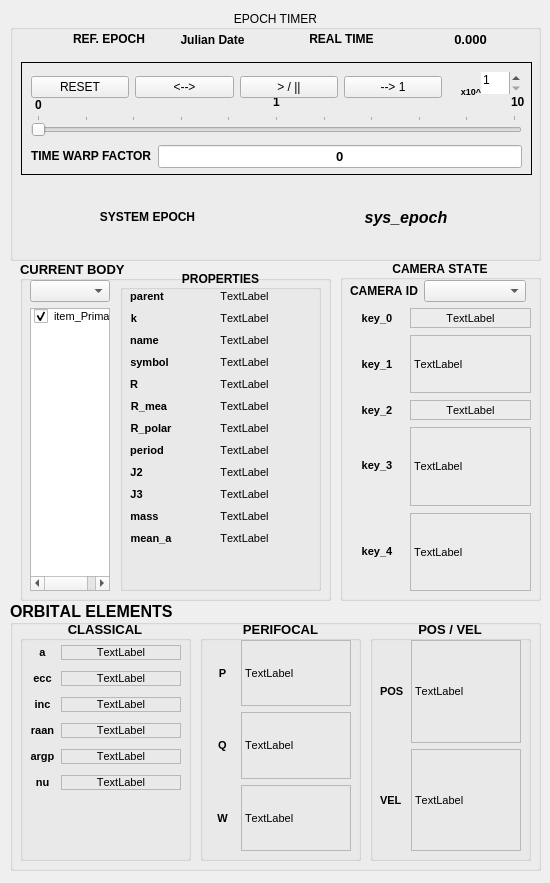
Before: the Qt Designer form ui/gui_tiled.ui in MadMaxFZ/sns2, drawn with Qt 5.
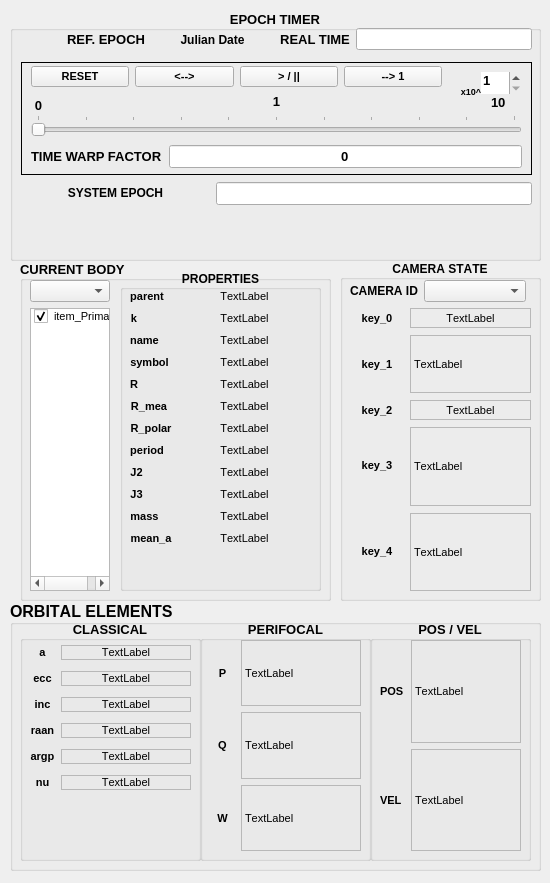
After: the same form once the commit is applied.

Commit message: !-> Added connections for epoch timer widget actions! -> Revamp Markers... almost home... -> Finish EpochTimer operation still to do...

The edit to the form file:
```diff
--- a/ui/gui_tiled.ui
+++ b/ui/gui_tiled.ui
@@ -678,6 +678,13 @@
      <height>251</height>
     </rect>
    </property>
+   <property name="font">
+    <font>
+     <pointsize>10</pointsize>
+     <weight>75</weight>
+     <bold>true</bold>
+    </font>
+   </property>
    <property name="title">
     <string>EPOCH TIMER</string>
    </property>
@@ -693,40 +700,32 @@
       <height>71</height>
      </rect>
     </property>
-    <layout class="QHBoxLayout" name="hlo_sys_epoch">
+    <layout class="QHBoxLayout" name="hlo_sys_epoch" stretch="3,5">
      <property name="sizeConstraint">
       <enum>QLayout::SetMaximumSize</enum>
      </property>
      <item>
       <widget class="QLabel" name="lf_sys_epoch">
-       <property name="text">
-        <string>&lt;html&gt;&lt;head/&gt;&lt;body&gt;&lt;p&gt;&lt;span style=&quot; font-size:9pt; font-weight:600;&quot;&gt;SYSTEM EPOCH&lt;/span&gt;&lt;/p&gt;&lt;/body&gt;&lt;/html&gt;</string>
-       </property>
-       <property name="textFormat">
-        <enum>Qt::AutoText</enum>
-       </property>
-       <property name="alignment">
-        <set>Qt::AlignCenter</set>
-       </property>
-      </widget>
-     </item>
-     <item>
-      <widget class="QLabel" name="time_sys_epoch">
        <property name="font">
         <font>
          <pointsize>12</pointsize>
-         <weight>75</weight>
-         <bold>true</bold>
+         <kerning>true</kerning>
         </font>
        </property>
        <property name="text">
-        <string>&lt;html&gt;&lt;head/&gt;&lt;body&gt;&lt;p&gt;&lt;span style=&quot; font-style:italic;&quot;&gt;sys_epoch&lt;/span&gt;&lt;/p&gt;&lt;/body&gt;&lt;/html&gt;</string>
+        <string>&lt;html&gt;&lt;head/&gt;&lt;body&gt;&lt;p&gt;&lt;span style=&quot; font-size:9pt; font-weight:600;&quot;&gt;SYSTEM EPOCH&lt;/span&gt;&lt;/p&gt;&lt;/body&gt;&lt;/html&gt;</string>
+       </property>
+       <property name="textFormat">
+        <enum>Qt::AutoText</enum>
        </property>
        <property name="alignment">
         <set>Qt::AlignCenter</set>
        </property>
       </widget>
      </item>
+     <item>
+      <widget class="QLineEdit" name="time_sys_epoch"/>
+     </item>
     </layout>
    </widget>
    <widget class="QFrame" name="fra_twarp">
@@ -825,7 +824,7 @@
     <widget class="QLabel" name="time_wmax">
      <property name="geometry">
       <rect>
-       <x>490</x>
+       <x>470</x>
        <y>30</y>
        <width>21</width>
        <height>21</height>
@@ -916,7 +915,7 @@
      <property name="geometry">
       <rect>
        <x>10</x>
-       <y>10</y>
+       <y>0</y>
        <width>411</width>
        <height>30</height>
       </rect>
@@ -930,6 +929,11 @@
           <verstretch>0</verstretch>
          </sizepolicy>
         </property>
+        <property name="font">
+         <font>
+          <pointsize>8</pointsize>
+         </font>
+        </property>
         <property name="text">
          <string>RESET</string>
         </property>
@@ -937,6 +941,11 @@
       </item>
       <item>
        <widget class="QPushButton" name="btn_reverse">
+        <property name="font">
+         <font>
+          <pointsize>8</pointsize>
+         </font>
+        </property>
         <property name="text">
          <string>&lt;--&gt;</string>
         </property>
@@ -944,6 +953,11 @@
       </item>
       <item>
        <widget class="QPushButton" name="btn_play_pause">
+        <property name="font">
+         <font>
+          <pointsize>8</pointsize>
+         </font>
+        </property>
         <property name="text">
          <string>&gt; / ||</string>
         </property>
@@ -951,6 +965,11 @@
       </item>
       <item>
        <widget class="QPushButton" name="btn_real_twarp">
+        <property name="font">
+         <font>
+          <pointsize>8</pointsize>
+         </font>
+        </property>
         <property name="text">
          <string>--&gt; 1</string>
         </property>
@@ -968,7 +987,7 @@
       <height>31</height>
      </rect>
     </property>
-    <layout class="QHBoxLayout" name="ref_times">
+    <layout class="QHBoxLayout" name="ref_times" stretch="1,1">
      <property name="sizeConstraint">
       <enum>QLayout::SetMinimumSize</enum>
      </property>
@@ -1016,20 +1035,14 @@
         </widget>
        </item>
        <item>
-        <widget class="QLabel" name="time_elapsed">
+        <widget class="QLineEdit" name="time_elapsed">
          <property name="font">
           <font>
-           <pointsize>10</pointsize>
+           <pointsize>9</pointsize>
            <weight>75</weight>
            <bold>true</bold>
           </font>
          </property>
-         <property name="text">
-          <string>0.000</string>
-         </property>
-         <property name="alignment">
-          <set>Qt::AlignCenter</set>
-         </property>
         </widget>
        </item>
       </layout>
@@ -1065,7 +1078,7 @@
      <rect>
       <x>10</x>
       <y>20</y>
-      <width>171</width>
+      <width>181</width>
       <height>241</height>
      </rect>
     </property>
@@ -1087,7 +1100,7 @@
       <rect>
        <x>10</x>
        <y>20</y>
-       <width>151</width>
+       <width>161</width>
        <height>211</height>
       </rect>
      </property>
@@ -1406,7 +1419,7 @@
      <rect>
       <x>190</x>
       <y>20</y>
-      <width>161</width>
+      <width>171</width>
       <height>241</height>
      </rect>
     </property>
@@ -1426,7 +1439,7 @@
       <rect>
        <x>10</x>
        <y>20</y>
-       <width>141</width>
+       <width>151</width>
        <height>211</height>
       </rect>
      </property>
```
The commit also changes 5 other files.
